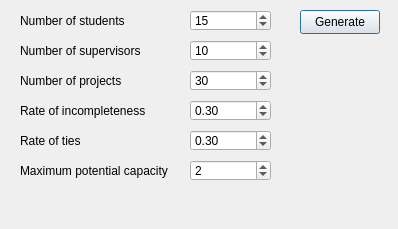
Old version of the form datagenwindow.ui in the repository zkvx28/spa-suite.
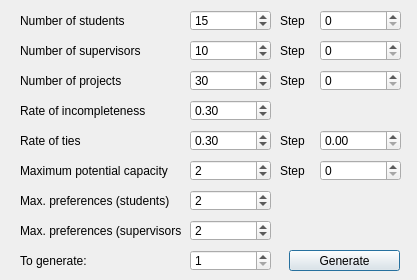
New version of the form. Icons and pictures are not drawn.

Patch:
```diff
--- a/datagenwindow.ui
+++ b/datagenwindow.ui
@@ -6,8 +6,8 @@
    <rect>
     <x>0</x>
     <y>0</y>
-    <width>398</width>
-    <height>229</height>
+    <width>417</width>
+    <height>280</height>
    </rect>
   </property>
   <property name="sizePolicy">
@@ -18,7 +18,7 @@
   </property>
   <property name="maximumSize">
    <size>
-    <width>398</width>
+    <width>560</width>
     <height>400</height>
    </size>
   </property>
@@ -161,10 +161,10 @@
   <widget class="QPushButton" name="pushButton">
    <property name="geometry">
     <rect>
-     <x>300</x>
-     <y>10</y>
-     <width>80</width>
-     <height>24</height>
+     <x>289</x>
+     <y>250</y>
+     <width>111</width>
+     <height>21</height>
     </rect>
    </property>
    <property name="text">
@@ -235,6 +235,262 @@
     <number>2</number>
    </property>
   </widget>
+  <widget class="QLabel" name="studentMaxPrefLabel">
+   <property name="geometry">
+    <rect>
+     <x>20</x>
+     <y>190</y>
+     <width>161</width>
+     <height>21</height>
+    </rect>
+   </property>
+   <property name="text">
+    <string>Max. preferences (students)</string>
+   </property>
+  </widget>
+  <widget class="QLabel" name="supervisorMaxPrefLabel">
+   <property name="geometry">
+    <rect>
+     <x>20</x>
+     <y>220</y>
+     <width>161</width>
+     <height>21</height>
+    </rect>
+   </property>
+   <property name="text">
+    <string>Max. preferences (supervisors)</string>
+   </property>
+  </widget>
+  <widget class="QSpinBox" name="studentMaxPrefVal">
+   <property name="geometry">
+    <rect>
+     <x>190</x>
+     <y>190</y>
+     <width>81</width>
+     <height>21</height>
+    </rect>
+   </property>
+   <property name="minimum">
+    <number>1</number>
+   </property>
+   <property name="maximum">
+    <number>999</number>
+   </property>
+   <property name="value">
+    <number>2</number>
+   </property>
+  </widget>
+  <widget class="QSpinBox" name="supervisorMaxPrefVal">
+   <property name="geometry">
+    <rect>
+     <x>190</x>
+     <y>220</y>
+     <width>81</width>
+     <height>21</height>
+    </rect>
+   </property>
+   <property name="minimum">
+    <number>1</number>
+   </property>
+   <property name="maximum">
+    <number>999</number>
+   </property>
+   <property name="value">
+    <number>2</number>
+   </property>
+  </widget>
+  <widget class="QSpinBox" name="numDatasetsVal">
+   <property name="geometry">
+    <rect>
+     <x>190</x>
+     <y>250</y>
+     <width>81</width>
+     <height>21</height>
+    </rect>
+   </property>
+   <property name="minimum">
+    <number>1</number>
+   </property>
+   <property name="maximum">
+    <number>1000</number>
+   </property>
+   <property name="value">
+    <number>1</number>
+   </property>
+  </widget>
+  <widget class="QLabel" name="numDatasetsLabel">
+   <property name="geometry">
+    <rect>
+     <x>20</x>
+     <y>250</y>
+     <width>81</width>
+     <height>21</height>
+    </rect>
+   </property>
+   <property name="text">
+    <string>To generate:</string>
+   </property>
+  </widget>
+  <widget class="QLabel" name="stepLabel1">
+   <property name="geometry">
+    <rect>
+     <x>280</x>
+     <y>10</y>
+     <width>41</width>
+     <height>21</height>
+    </rect>
+   </property>
+   <property name="text">
+    <string>Step</string>
+   </property>
+  </widget>
+  <widget class="QLabel" name="stepLabel2">
+   <property name="geometry">
+    <rect>
+     <x>280</x>
+     <y>40</y>
+     <width>41</width>
+     <height>21</height>
+    </rect>
+   </property>
+   <property name="text">
+    <string>Step</string>
+   </property>
+  </widget>
+  <widget class="QLabel" name="stepLabel3">
+   <property name="geometry">
+    <rect>
+     <x>280</x>
+     <y>70</y>
+     <width>41</width>
+     <height>21</height>
+    </rect>
+   </property>
+   <property name="text">
+    <string>Step</string>
+   </property>
+  </widget>
+  <widget class="QSpinBox" name="studentsStepVal">
+   <property name="geometry">
+    <rect>
+     <x>320</x>
+     <y>10</y>
+     <width>81</width>
+     <height>21</height>
+    </rect>
+   </property>
+   <property name="minimum">
+    <number>0</number>
+   </property>
+   <property name="maximum">
+    <number>9999</number>
+   </property>
+   <property name="value">
+    <number>0</number>
+   </property>
+  </widget>
+  <widget class="QSpinBox" name="supervisorsStepVal">
+   <property name="geometry">
+    <rect>
+     <x>320</x>
+     <y>40</y>
+     <width>81</width>
+     <height>21</height>
+    </rect>
+   </property>
+   <property name="minimum">
+    <number>0</number>
+   </property>
+   <property name="maximum">
+    <number>9999</number>
+   </property>
+   <property name="value">
+    <number>0</number>
+   </property>
+  </widget>
+  <widget class="QSpinBox" name="projectsStepVal">
+   <property name="geometry">
+    <rect>
+     <x>320</x>
+     <y>70</y>
+     <width>81</width>
+     <height>21</height>
+    </rect>
+   </property>
+   <property name="minimum">
+    <number>0</number>
+   </property>
+   <property name="maximum">
+    <number>9999</number>
+   </property>
+   <property name="value">
+    <number>0</number>
+   </property>
+  </widget>
+  <widget class="QDoubleSpinBox" name="tiesStepVal">
+   <property name="geometry">
+    <rect>
+     <x>320</x>
+     <y>130</y>
+     <width>81</width>
+     <height>21</height>
+    </rect>
+   </property>
+   <property name="maximum">
+    <double>1.000000000000000</double>
+   </property>
+   <property name="singleStep">
+    <double>0.010000000000000</double>
+   </property>
+   <property name="value">
+    <double>0.000000000000000</double>
+   </property>
+  </widget>
+  <widget class="QLabel" name="stepLabel4">
+   <property name="geometry">
+    <rect>
+     <x>280</x>
+     <y>130</y>
+     <width>41</width>
+     <height>21</height>
+    </rect>
+   </property>
+   <property name="text">
+    <string>Step</string>
+   </property>
+  </widget>
+  <widget class="QLabel" name="stepLabel5">
+   <property name="geometry">
+    <rect>
+     <x>280</x>
+     <y>160</y>
+     <width>41</width>
+     <height>21</height>
+    </rect>
+   </property>
+   <property name="text">
+    <string>Step</string>
+   </property>
+  </widget>
+  <widget class="QSpinBox" name="capacityStepVal">
+   <property name="geometry">
+    <rect>
+     <x>320</x>
+     <y>160</y>
+     <width>81</width>
+     <height>21</height>
+    </rect>
+   </property>
+   <property name="minimum">
+    <number>0</number>
+   </property>
+   <property name="maximum">
+    <number>9999</number>
+   </property>
+   <property name="value">
+    <number>0</number>
+   </property>
+  </widget>
  </widget>
  <resources/>
  <connections/>
```
Left out of the diff: 8 changed lines with no effect on the pictures.
